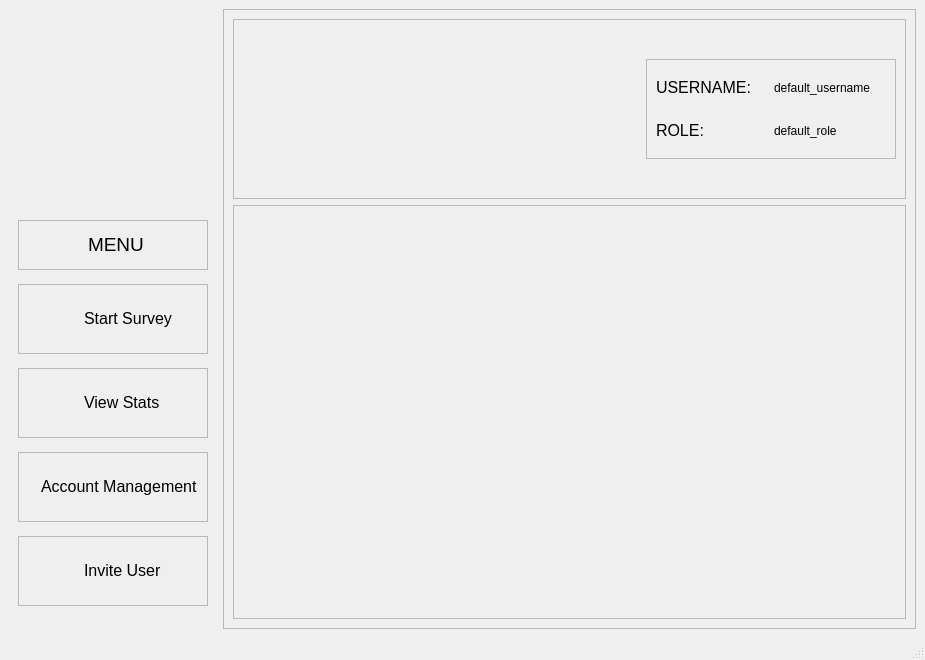
mikukula/SAT, file src/ui_design/dashboard.ui: the form before one commit.
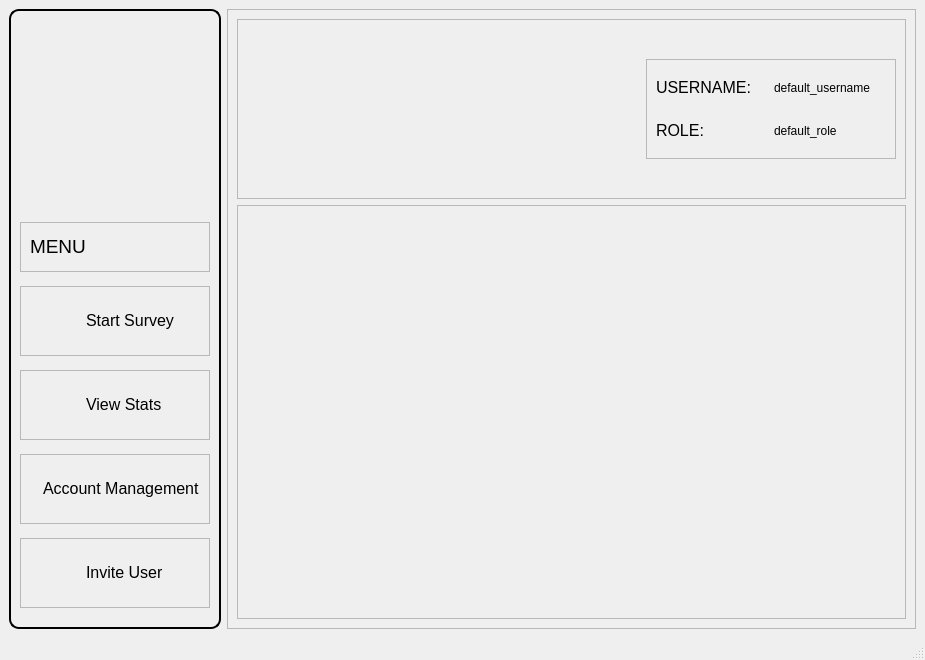
The form after the commit. Icons and pictures are not drawn.

Diff of the .ui file:
```diff
--- a/src/ui_design/dashboard.ui
+++ b/src/ui_design/dashboard.ui
@@ -23,6 +23,14 @@
         <height>16777215</height>
        </size>
       </property>
+      <property name="styleSheet">
+       <string notr="true">QFrame#frame{
+    border: 2px solid black;
+    border-radius: 10px;
+}
+
+</string>
+      </property>
       <layout class="QVBoxLayout" name="verticalLayout">
        <item>
         <widget class="QFrame" name="horizontalFrame">
@@ -33,18 +41,27 @@
           </size>
          </property>
          <layout class="QHBoxLayout" name="horizontalLayout">
+          <property name="spacing">
+           <number>0</number>
+          </property>
           <property name="leftMargin">
-           <number>1</number>
+           <number>0</number>
+          </property>
+          <property name="topMargin">
+           <number>0</number>
           </property>
           <property name="rightMargin">
-           <number>1</number>
+           <number>0</number>
+          </property>
+          <property name="bottomMargin">
+           <number>0</number>
           </property>
           <item>
            <widget class="QLabel" name="label">
             <property name="maximumSize">
              <size>
-              <width>160</width>
-              <height>160</height>
+              <width>180</width>
+              <height>180</height>
              </size>
             </property>
             <property name="text">
@@ -58,22 +75,6 @@
             </property>
            </widget>
           </item>
-          <item>
-           <spacer name="verticalSpacer">
-            <property name="orientation">
-             <enum>Qt::Horizontal</enum>
-            </property>
-            <property name="sizeType">
-             <enum>QSizePolicy::Fixed</enum>
-            </property>
-            <property name="sizeHint" stdset="0">
-             <size>
-              <width>40</width>
-              <height>20</height>
-             </size>
-            </property>
-           </spacer>
-          </item>
          </layout>
         </widget>
        </item>
@@ -92,22 +93,6 @@
           <enum>QFrame::Raised</enum>
          </property>
          <layout class="QHBoxLayout" name="horizontalLayout_4">
-          <item>
-           <spacer name="horizontalSpacer_3">
-            <property name="orientation">
-             <enum>Qt::Horizontal</enum>
-            </property>
-            <property name="sizeType">
-             <enum>QSizePolicy::Fixed</enum>
-            </property>
-            <property name="sizeHint" stdset="0">
-             <size>
-              <width>60</width>
-              <height>20</height>
-             </size>
-            </property>
-           </spacer>
-          </item>
           <item>
            <widget class="QLabel" name="label_2">
             <property name="text">
```
Left out of the diff: 2 changed lines with no effect on the pictures.
